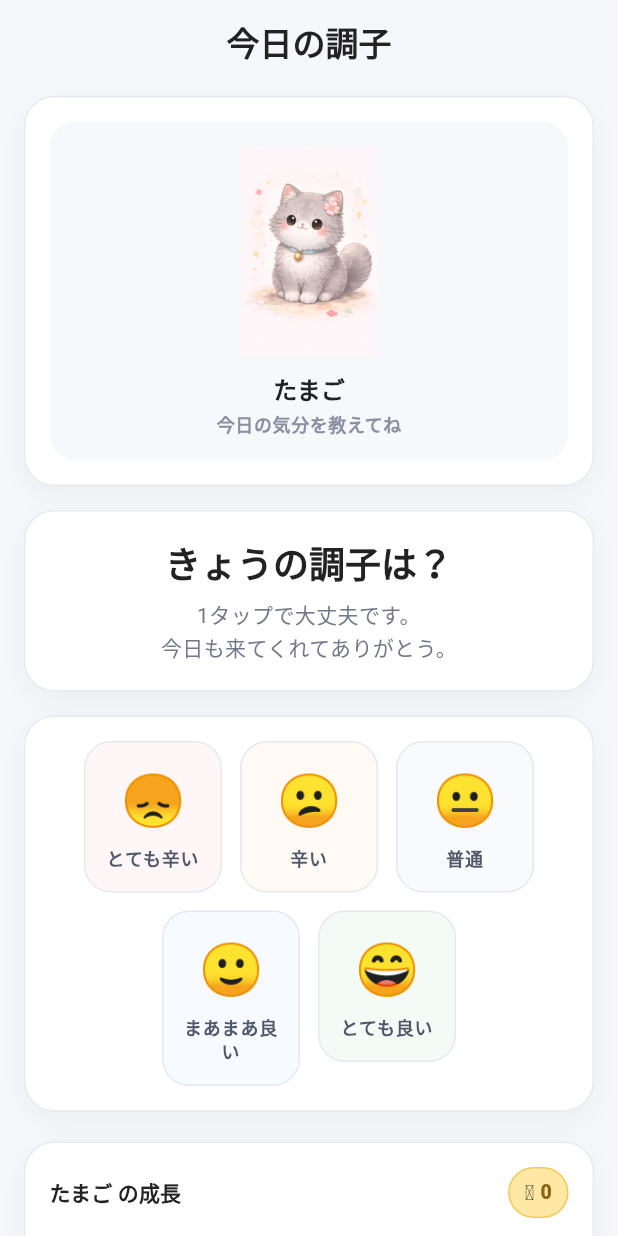
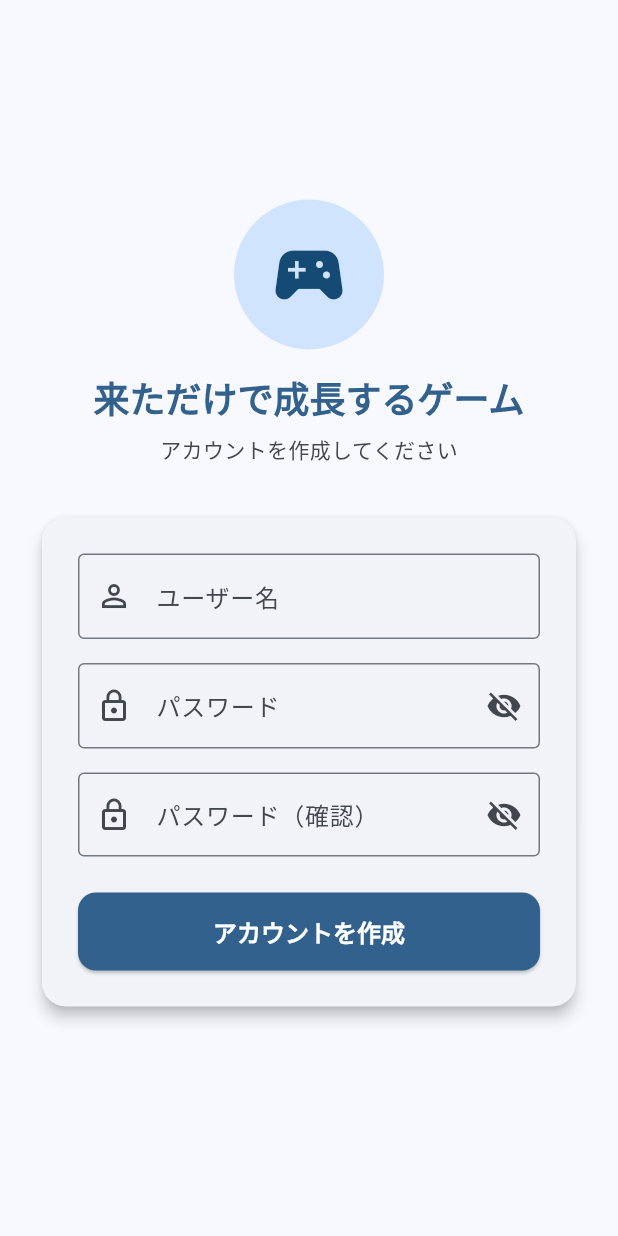
Before and after one commit to mikuishidaq6-del/super_easy_game, a Flutter app: the screen it shows after launch, on a phone screen of 412 x 824 dp. Run offline on Flutter 3.47's test engine with Material 3 defaults, Android fonts, the phone set to English and light mode, and no system bars; our stand-ins replace shared_preferences; Roboto replaces fonts that are missing (Noto Sans JP).

Commit message:
Add login/registration screen and authentication feature
Co-authored-by: norinori1 <111278547+norinori1@users.noreply.github.com>
Agent-Logs-Url: https://github.com/mikuishidaq6-del/super_easy_game/sessions/99cdd0b8-3741-493c-8a80-f42f4625f429

```diff
--- a/game/lib/main.dart
+++ b/game/lib/main.dart
@@ -3,6 +3,7 @@ import 'package:provider/provider.dart';
 import 'providers/game_provider.dart';
 import 'screens/home_screen.dart';
 import 'screens/face_input_screen.dart';
+import 'screens/login_screen.dart';
 
 void main() async {
   WidgetsFlutterBinding.ensureInitialized();
@@ -55,7 +56,7 @@ class MyApp extends StatelessWidget {
   }
 }
 
-/// アプリ起動時：フェイス入力済みかでホーム画面か入力画面かを決める
+/// アプリ起動時：ログイン状態・フェイス入力済みかでルーティングする
 class AppEntryPoint extends StatelessWidget {
   const AppEntryPoint({super.key});
 
@@ -67,6 +68,9 @@ class AppEntryPoint extends StatelessWidget {
         body: Center(child: CircularProgressIndicator()),
       );
     }
+    if (!game.isLoggedIn) {
+      return const LoginScreen();
+    }
     if (!game.hasTodayFaceInput) {
       return const FaceInputScreen();
     }
--- a/game/lib/providers/game_provider.dart
+++ b/game/lib/providers/game_provider.dart
@@ -20,6 +20,9 @@ class GameProvider extends ChangeNotifier {
   static const _keyTodayActivities = 'today_activities';
   static const _keyGargleCount = 'today_gargle_count';
   static const _keyMedicineCount = 'today_medicine_count';
+  static const _keyUsername = 'username';
+  static const _keyPasswordHash = 'password_hash';
+  static const _keyIsRegistered = 'is_registered';
 
   // --- 状態変数 ---
   int _totalExp = 0;
@@ -32,6 +35,10 @@ class GameProvider extends ChangeNotifier {
   int _gargleCount = 0;
   int _medicineCount = 0;
   bool _initialized = false;
+  String _username = '';
+  String _passwordHash = '';
+  bool _isRegistered = false;
+  bool _isLoggedIn = false;
 
   // --- Getters ---
   int get totalExp => _totalExp;
@@ -44,6 +51,9 @@ class GameProvider extends ChangeNotifier {
   int get medicineCount => _medicineCount;
   bool get initialized => _initialized;
   bool get hasTodayFaceInput => _todayFaceScale != null;
+  String get username => _username;
+  bool get isRegistered => _isRegistered;
+  bool get isLoggedIn => _isLoggedIn;
 
   CharacterStage get characterStage => CharacterStage.fromExp(_totalExp);
 
@@ -108,8 +118,57 @@ class GameProvider extends ChangeNotifier {
     _gargleCount = prefs.getInt(_keyGargleCount) ?? 0;
     _medicineCount = prefs.getInt(_keyMedicineCount) ?? 0;
 
+    _username = prefs.getString(_keyUsername) ?? '';
+    _passwordHash = prefs.getString(_keyPasswordHash) ?? '';
+    _isRegistered = prefs.getBool(_keyIsRegistered) ?? false;
+
     _initialized = true;
     notifyListeners();
+  }
+
+  /// 新規ユーザー登録
+  Future<bool> register(String username, String password) async {
+    if (username.trim().isEmpty || password.isEmpty) return false;
+    final prefs = await SharedPreferences.getInstance();
+    _username = username.trim();
+    _passwordHash = _hashPassword(password);
+    _isRegistered = true;
+    _isLoggedIn = true;
+    await prefs.setString(_keyUsername, _username);
+    await prefs.setString(_keyPasswordHash, _passwordHash);
+    await prefs.setBool(_keyIsRegistered, true);
+    notifyListeners();
+    return true;
+  }
+
+  /// ログイン
+  Future<bool> login(String username, String password) async {
+    if (username.trim() != _username) return false;
+    if (_hashPassword(password) != _passwordHash) return false;
+    _isLoggedIn = true;
+    notifyListeners();
+    return true;
+  }
+
+  /// ログアウト
+  void logout() {
+    _isLoggedIn = false;
+    notifyListeners();
+  }
+
+  /// パスワードの簡易ハッシュ（ローカル端末専用アプリ向け）
+  ///
+  /// 注意: このハッシュ関数は個人端末専用アプリのプライバシー保護のみを目的と
+  /// しており、暗号学的な安全性は提供しません。サーバー通信や複数ユーザーが
+  /// 共有する環境では使用しないでください。
+  String _hashPassword(String password) {
+    // XOR-fold + base64 encode: 個人端末でのプライバシー目的のみ
+    final bytes = utf8.encode(password);
+    final hash = List<int>.filled(16, 0);
+    for (var i = 0; i < bytes.length; i++) {
+      hash[i % 16] ^= bytes[i];
+    }
+    return base64Encode(hash);
   }
 
   /// フェイスを選択して経験値を加算
--- /dev/null
+++ b/game/lib/screens/login_screen.dart
@@ -0,0 +1,303 @@
+import 'package:flutter/material.dart';
+import 'package:provider/provider.dart';
+import '../providers/game_provider.dart';
+
+/// ログイン・新規登録画面
+class LoginScreen extends StatefulWidget {
+  const LoginScreen({super.key});
+
+  @override
+  State<LoginScreen> createState() => _LoginScreenState();
+}
+
+class _LoginScreenState extends State<LoginScreen> {
+  final _formKey = GlobalKey<FormState>();
+  final _usernameController = TextEditingController();
+  final _passwordController = TextEditingController();
+  final _confirmPasswordController = TextEditingController();
+
+  bool _isRegisterMode = false;
+  bool _obscurePassword = true;
+  bool _obscureConfirm = true;
+  bool _isLoading = false;
+  String? _errorMessage;
+
+  @override
+  void initState() {
+    super.initState();
+    // 未登録の場合は最初から登録モードにする
+    WidgetsBinding.instance.addPostFrameCallback((_) {
+      final game = context.read<GameProvider>();
+      if (!game.isRegistered) {
+        setState(() {
+          _isRegisterMode = true;
+        });
+      }
+    });
+  }
+
+  @override
+  void dispose() {
+    _usernameController.dispose();
+    _passwordController.dispose();
+    _confirmPasswordController.dispose();
+    super.dispose();
+  }
+
+  Future<void> _submit() async {
+    if (!_formKey.currentState!.validate()) return;
+
+    setState(() {
+      _isLoading = true;
+      _errorMessage = null;
+    });
+
+    final game = context.read<GameProvider>();
+    final username = _usernameController.text.trim();
+    final password = _passwordController.text;
+
+    bool success;
+    if (_isRegisterMode) {
+      success = await game.register(username, password);
+      if (!success && mounted) {
+        setState(() {
+          _errorMessage = 'アカウントの作成に失敗しました。';
+        });
+      }
+    } else {
+      success = await game.login(username, password);
+      if (!success && mounted) {
+        setState(() {
+          _errorMessage = 'ユーザー名またはパスワードが間違っています。';
+        });
+      }
+    }
+
+    if (mounted) {
+      setState(() {
+        _isLoading = false;
+      });
+    }
+  }
+
+  @override
+  Widget build(BuildContext context) {
+    final colorScheme = Theme.of(context).colorScheme;
+
+    return Scaffold(
+      backgroundColor: colorScheme.surface,
+      body: SafeArea(
+        child: Center(
+          child: SingleChildScrollView(
+            padding: const EdgeInsets.all(24),
+            child: Column(
+              mainAxisAlignment: MainAxisAlignment.center,
+              children: [
+                // アプリロゴ・タイトル
+                Container(
+                  width: 100,
+                  height: 100,
+                  decoration: BoxDecoration(
+                    color: colorScheme.primaryContainer,
+                    shape: BoxShape.circle,
+                  ),
+                  child: Icon(
+                    Icons.sports_esports,
+                    size: 56,
+                    color: colorScheme.onPrimaryContainer,
+                  ),
+                ),
+                const SizedBox(height: 16),
+                Text(
+                  '来ただけで成長するゲーム',
+                  style: Theme.of(context).textTheme.headlineSmall?.copyWith(
+                        fontWeight: FontWeight.bold,
+                        color: colorScheme.primary,
+                      ),
+                  textAlign: TextAlign.center,
+                ),
+                const SizedBox(height: 8),
+                Text(
+                  _isRegisterMode ? 'アカウントを作成してください' : 'ログインしてください',
+                  style: Theme.of(context).textTheme.bodyMedium?.copyWith(
+                        color: colorScheme.onSurfaceVariant,
+                      ),
+                ),
+                const SizedBox(height: 32),
+
+                // フォームカード
+                Card(
+                  child: Padding(
+                    padding: const EdgeInsets.all(24),
+                    child: Form(
+                      key: _formKey,
+                      child: Column(
+                        crossAxisAlignment: CrossAxisAlignment.stretch,
+                        children: [
+                          // ユーザー名フィールド
+                          TextFormField(
+                            controller: _usernameController,
+                            decoration: const InputDecoration(
+                              labelText: 'ユーザー名',
+                              hintText: '例: たろう',
+                              prefixIcon: Icon(Icons.person_outline),
+                              border: OutlineInputBorder(),
+                            ),
+                            textInputAction: TextInputAction.next,
+                            validator: (value) {
+                              if (value == null || value.trim().isEmpty) {
+                                return 'ユーザー名を入力してください';
+                              }
+                              if (value.trim().length < 2) {
+                                return 'ユーザー名は2文字以上にしてください';
+                              }
+                              return null;
+                            },
+                          ),
+                          const SizedBox(height: 16),
+
+                          // パスワードフィールド
+                          TextFormField(
+                            controller: _passwordController,
+                            obscureText: _obscurePassword,
+                            decoration: InputDecoration(
+                              labelText: 'パスワード',
+                              hintText: '4文字以上',
+                              prefixIcon: const Icon(Icons.lock_outline),
+                              border: const OutlineInputBorder(),
+                              suffixIcon: IconButton(
+                                icon: Icon(
+                                  _obscurePassword
+                                      ? Icons.visibility_off
+                                      : Icons.visibility,
+                                ),
+                                onPressed: () {
+                                  setState(() {
+                                    _obscurePassword = !_obscurePassword;
+                                  });
+                                },
+                              ),
+                            ),
+                            textInputAction: _isRegisterMode
+                                ? TextInputAction.next
+                                : TextInputAction.done,
+                            onFieldSubmitted: _isRegisterMode ? null : (_) => _submit(),
+                            validator: (value) {
+                              if (value == null || value.isEmpty) {
+                                return 'パスワードを入力してください';
+                              }
+                              if (value.length < 4) {
+                                return 'パスワードは4文字以上にしてください';
+                              }
+                              return null;
+                            },
+                          ),
+
+                          // 登録モード時：パスワード確認フィールド
+                          if (_isRegisterMode) ...[
+                            const SizedBox(height: 16),
+                            TextFormField(
+                              controller: _confirmPasswordController,
+                              obscureText: _obscureConfirm,
+                              decoration: InputDecoration(
+                                labelText: 'パスワード（確認）',
+                                hintText: 'もう一度入力してください',
+                                prefixIcon: const Icon(Icons.lock_outline),
+                                border: const OutlineInputBorder(),
+                                suffixIcon: IconButton(
+                                  icon: Icon(
+                                    _obscureConfirm
+                                        ? Icons.visibility_off
+                                        : Icons.visibility,
+                                  ),
+                                  onPressed: () {
+                                    setState(() {
+                                      _obscureConfirm = !_obscureConfirm;
+                                    });
+                                  },
+                                ),
+                              ),
+                              textInputAction: TextInputAction.done,
+                              onFieldSubmitted: (_) => _submit(),
+                              validator: (value) {
+                                if (value == null || value.isEmpty) {
+                                  return 'パスワードをもう一度入力してください';
+                                }
+                                if (value != _passwordController.text) {
+                                  return 'パスワードが一致しません';
+                                }
+                                return null;
+                              },
+                            ),
+                          ],
+
+                          // エラーメッセージ
+                          if (_errorMessage != null) ...[
+                            const SizedBox(height: 12),
+                            Text(
+                              _errorMessage!,
+                              style: TextStyle(
+                                color: colorScheme.error,
+                                fontSize: 13,
+                              ),
+                              textAlign: TextAlign.center,
+                            ),
+                          ],
+
+                          const SizedBox(height: 24),
+
+                          // 送信ボタン
+                          ElevatedButton(
+                            onPressed: _isLoading ? null : _submit,
+                            style: ElevatedButton.styleFrom(
+                              backgroundColor: colorScheme.primary,
+                              foregroundColor: colorScheme.onPrimary,
+                            ),
+                            child: _isLoading
+                                ? const SizedBox(
+                                    height: 20,
+                                    width: 20,
+                                    child: CircularProgressIndicator(
+                                      strokeWidth: 2,
+                                      color: Colors.white,
+                                    ),
+                                  )
+                                : Text(
+                                    _isRegisterMode ? 'アカウントを作成' : 'ログイン',
+                                    style: const TextStyle(fontSize: 16),
+                                  ),
+                          ),
+                        ],
+                      ),
+                    ),
+                  ),
+                ),
+
+                const SizedBox(height: 16),
+
+                // ログイン / 登録 切り替え（登録済みの場合のみ表示）
+                if (context.watch<GameProvider>().isRegistered)
+                  TextButton(
+                    onPressed: () {
+                      setState(() {
+                        _isRegisterMode = !_isRegisterMode;
+                        _errorMessage = null;
+                        _usernameController.clear();
+                        _passwordController.clear();
+                        _confirmPasswordController.clear();
+                      });
+                    },
+                    child: Text(
+                      _isRegisterMode
+                          ? 'すでにアカウントをお持ちの方はこちら'
+                          : 'アカウントをお持ちでない方はこちら',
+                    ),
+                  ),
+              ],
+            ),
+          ),
+        ),
+      ),
+    );
+  }
+}
```
